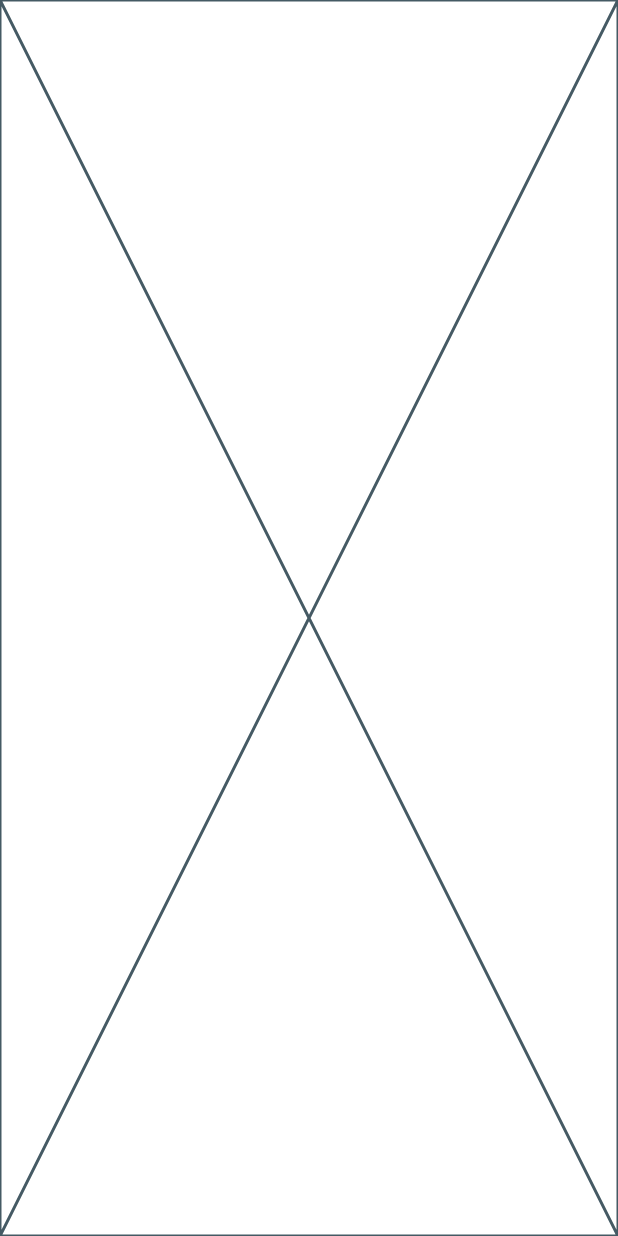
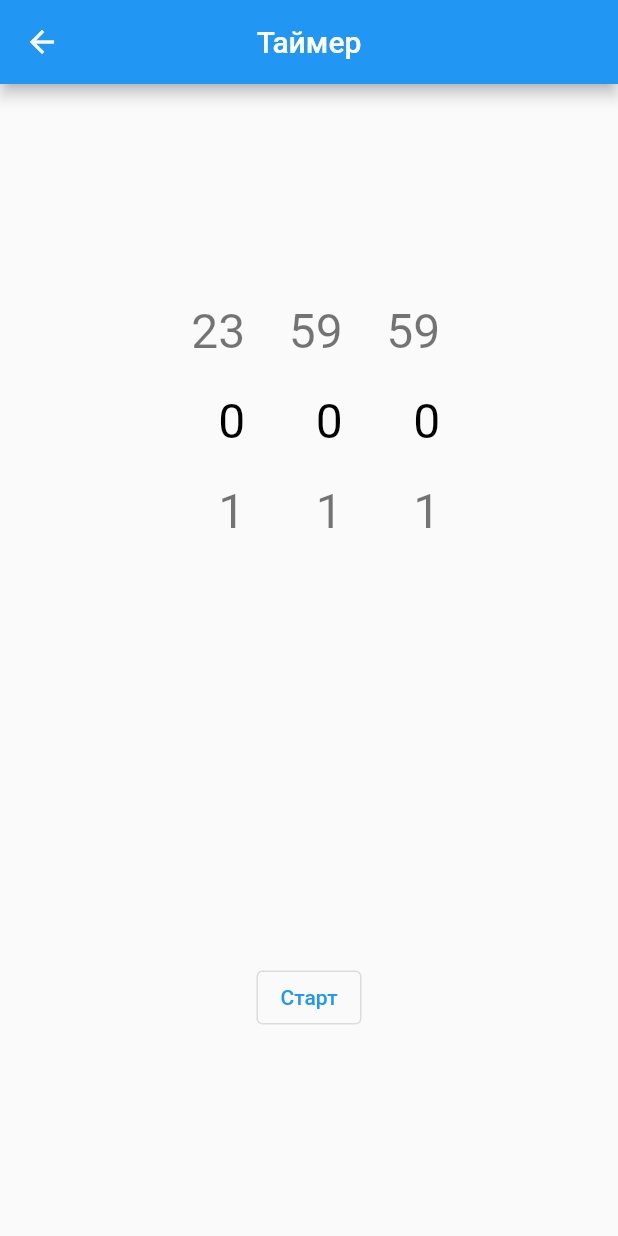
Before and after one commit to MityugovKonstantin/pomodoro-tracker, a Flutter app: the screen it shows after launch, after a tap on "Действуй", on a phone screen of 412 x 824 dp. Run offline on Flutter 3.47's test engine with Material 2 defaults, Android fonts, the light colour scheme and no system bars.

Commit message:
Create timer
A fully working timer has been created

```diff
--- a/lib/pages/timer_page.dart
+++ b/lib/pages/timer_page.dart
@@ -1,4 +1,7 @@
+import 'dart:async';
+
 import 'package:flutter/material.dart';
+import 'package:pomodoro_tracker/utils/time_picker.dart';
 
 class TimerPage extends StatefulWidget {
   const TimerPage({Key? key}) : super(key: key);
@@ -8,8 +11,75 @@ class TimerPage extends StatefulWidget {
 }
 
 class _TimerPageState extends State<TimerPage> {
+
+  late Timer _timer;
+
+  bool _isTimerWork = false;
+  int _hour = 0;
+  int _minute = 0;
+  int _second = 0;
+
+  void _startTimer() {
+    _timer = Timer.periodic(const Duration(seconds: 1), (timer) {
+      setState(() {
+        if(_second > 0) {
+          _second--;
+        } else if (_minute > 0) {
+          _second = 59;
+          _minute--;
+        } else if (_hour > 0) {
+          _second = 59;
+          _minute = 59;
+          _hour--;
+        } else {
+          _isTimerWork = false;
+          _timer.cancel();
+        }
+      });
+    });
+  }
+
+  @override
+  void initState() {
+    super.initState();
+  }
+
   @override
   Widget build(BuildContext context) {
-    return const Placeholder();
+    return Scaffold(
+        appBar: AppBar(
+          centerTitle: true,
+          title: const Text('Таймер'),
+        ),
+        body: Container(
+          alignment: Alignment.center,
+          child: Column(
+            mainAxisAlignment: MainAxisAlignment.spaceAround,
+            children: [
+              _isTimerWork
+                  ? Text(
+                  '$_hour:$_minute:$_second',
+                      style: const TextStyle(fontSize: 20))
+                  : TimePickerSpinner(
+                      isShowSeconds: true,
+                      onTimeChange: (time) {
+                        setState(() {
+                          _hour = time.hour;
+                          _minute = time.minute;
+                          _second = time.second;
+                        });
+                      }),
+              _isTimerWork ? const Text('')
+              : OutlinedButton(
+                  onPressed: () {
+                    setState(() {
+                      _isTimerWork = true;
+                    });
+                    _startTimer();
+                  },
+                  child: const Text('Старт'))
+            ],
+          ),
+        ));
   }
 }
```
